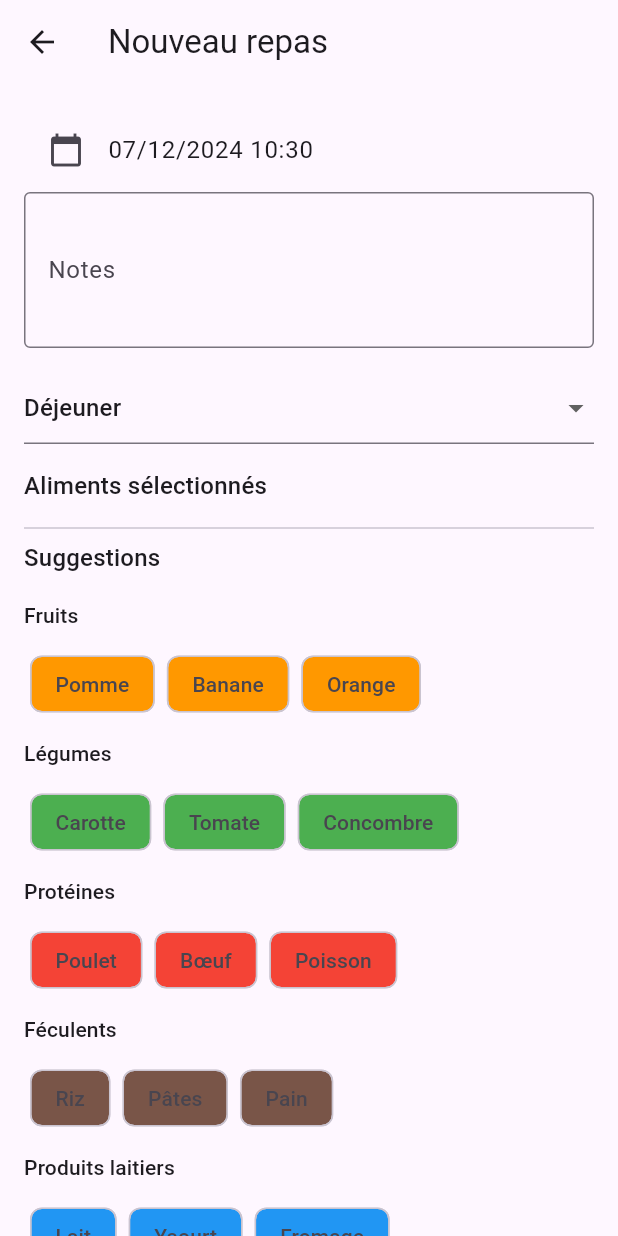
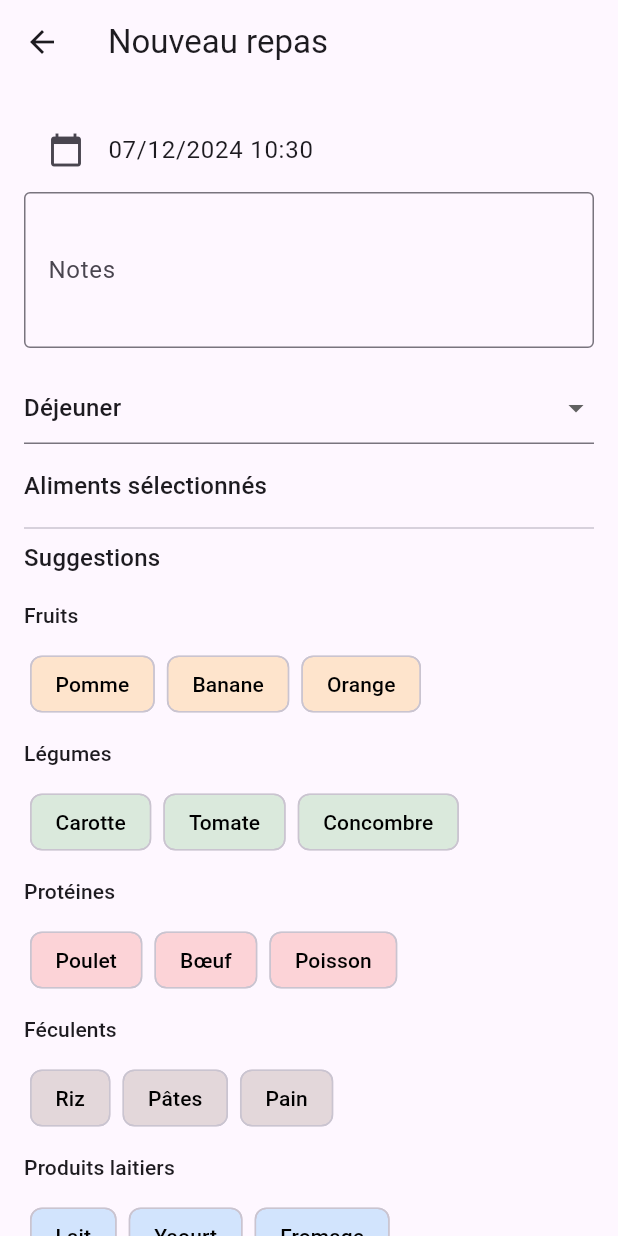
Before and after one commit to daffycricket/my-event-trackers, a Flutter app: the CreateMealScreen screen opened directly, on a phone screen of 412 x 824 dp. Run offline on Flutter 3.47's test engine with Material 3 defaults, Android fonts, the phone set to English and light mode, and no system bars; our stand-ins replace fl_chart, flutter_riverpod; generated files the repository leaves out were written again; network calls fail.

Commit message:
Fix: incorrect double picking of meal item

```diff
--- a/lib/screens/create_meal_screen.dart
+++ b/lib/screens/create_meal_screen.dart
@@ -90,11 +90,19 @@ class _CreateMealScreenState extends ConsumerState<CreateMealScreen>
               ),
             ),
             Wrap(
-              children: foods.map((food) => FoodTag(
-                name: food.getName(context),
-                color: food.category.color,
-                onTap: () => _addFoodItem(food.getName(context)),
-              )).toList(),
+              children: foods.map((food) {
+                final foodName = food.getName(context);
+                final isSelected = _foodControllers.any(
+                  (controller) => controller.text == foodName
+                );
+
+                return FoodTag(
+                  name: foodName,
+                  color: food.category.color,
+                  onTap: isSelected ? null : () => _addFoodItem(foodName),
+                  isSelected: isSelected,
+                );
+              }).toList(),
             ),
           ],
         );
--- a/lib/widgets/food_tag.dart
+++ b/lib/widgets/food_tag.dart
@@ -3,24 +3,29 @@ import 'package:flutter/material.dart';
 class FoodTag extends StatelessWidget {
   final String name;
   final Color color;
-  final VoidCallback onTap;
+  final VoidCallback? onTap;
+  final bool isSelected;
 
   const FoodTag({
-    super.key,
     required this.name,
     required this.color,
-    required this.onTap,
+    this.onTap,
+    this.isSelected = false,
+    super.key,
   });
 
   @override
   Widget build(BuildContext context) {
     return Padding(
       padding: const EdgeInsets.all(4.0),
-      child: InkWell(
-        onTap: onTap,
-        child: Chip(
-          label: Text(name),
-          backgroundColor: color,
+      child: FilterChip(
+        label: Text(name),
+        selected: isSelected,
+        onSelected: onTap == null ? null : (_) => onTap!(),
+        backgroundColor: color.withOpacity(0.2),
+        selectedColor: Colors.grey.withOpacity(0.3),
+        labelStyle: TextStyle(
+          color: isSelected ? Colors.grey : Colors.black,
         ),
       ),
     );
```
Also changed, not shown: 1 other file.
